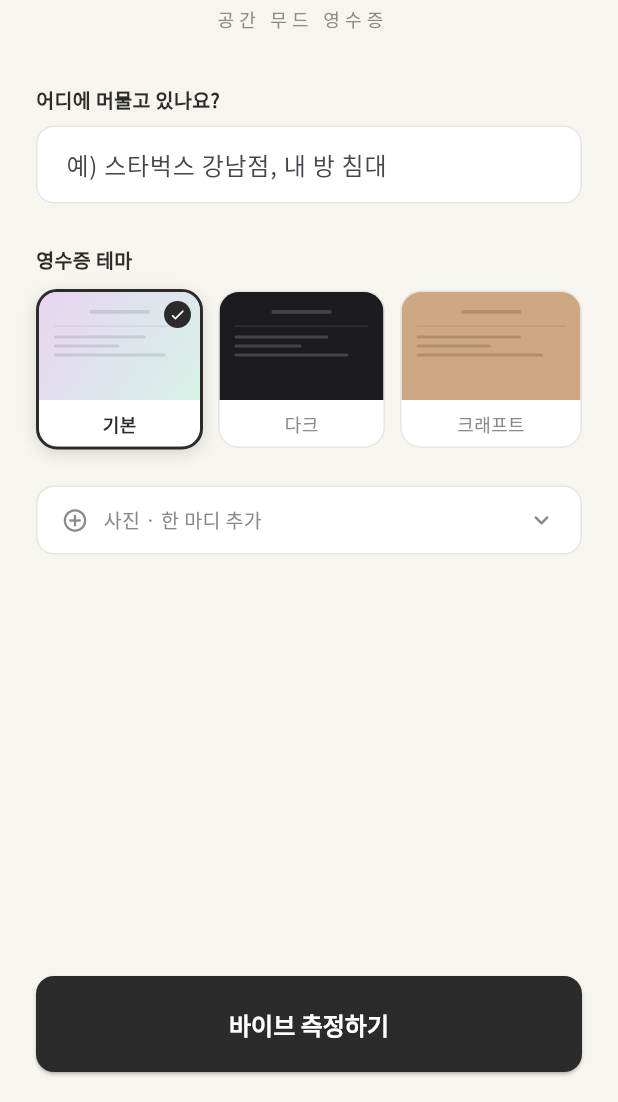
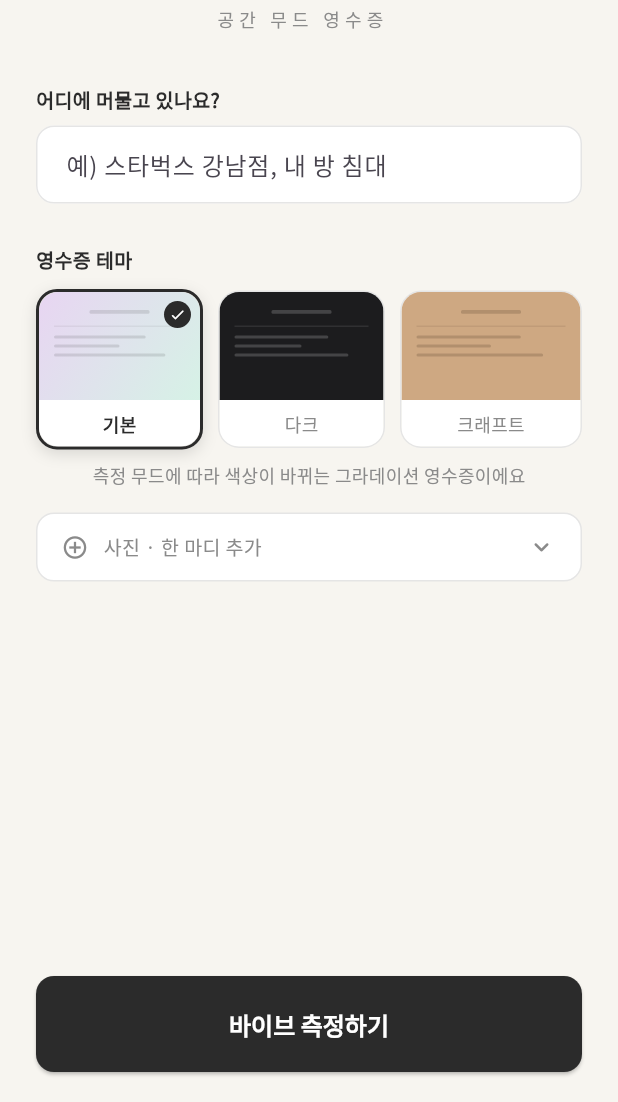
Before and after one commit to whdgk0602/vibe-receipt, a Flutter app: the MainScreen screen opened directly, on a phone screen of 412 x 824 dp, the part 134-1236 px from its top. Run offline on Flutter 3.47's test engine with Material 3 defaults, Android fonts, the phone set to English and light mode, and no system bars; our stand-ins replace flutter_local_notifications, flutter_riverpod, google_fonts, image_picker, permission_handler, screenshot and 3 more; missing offline and left inert: gal, light_sensor, noise_meter; accounts and stored records are empty.

Commit message:
홈 화면 UI 개선

```diff
--- a/lib/presentation/screens/main_screen.dart
+++ b/lib/presentation/screens/main_screen.dart
@@ -173,7 +173,9 @@ class _MainScreenState extends ConsumerState<MainScreen> {
                       onSelect: (t) =>
                           ref.read(receiptThemeProvider.notifier).setTheme(t),
                     ),
-                    const SizedBox(height: 24),
+                    const SizedBox(height: 8),
+                    _ThemeDescription(selected: currentTheme),
+                    const SizedBox(height: 16),
 
                     // 옵션 추가 토글
                     _OptionToggle(
@@ -329,6 +331,36 @@ class _OptionToggle extends StatelessWidget {
               ),
             ),
           ],
+        ),
+      ),
+    );
+  }
+}
+
+// ─── 테마 설명 ───────────────────────────────────────────────────────
+
+class _ThemeDescription extends StatelessWidget {
+  final ReceiptTheme selected;
+
+  const _ThemeDescription({required this.selected});
+
+  static const _descriptions = {
+    ReceiptTheme.classic: '측정 무드에 따라 색상이 바뀌는 그라데이션 영수증이에요',
+    ReceiptTheme.dark: '차콜 블랙 배경의 시크하고 무드 있는 영수증이에요',
+    ReceiptTheme.kraft: '브라운 크래프트지 느낌의 따뜻하고 빈티지한 영수증이에요',
+  };
+
+  @override
+  Widget build(BuildContext context) {
+    return AnimatedSwitcher(
+      duration: const Duration(milliseconds: 200),
+      child: Text(
+        _descriptions[selected]!,
+        key: ValueKey(selected),
+        style: GoogleFonts.notoSansKr(
+          fontSize: 12,
+          color: AppColors.secondary,
+          height: 1.5,
         ),
       ),
     );
```
Also changed, not shown: 1 other file.
